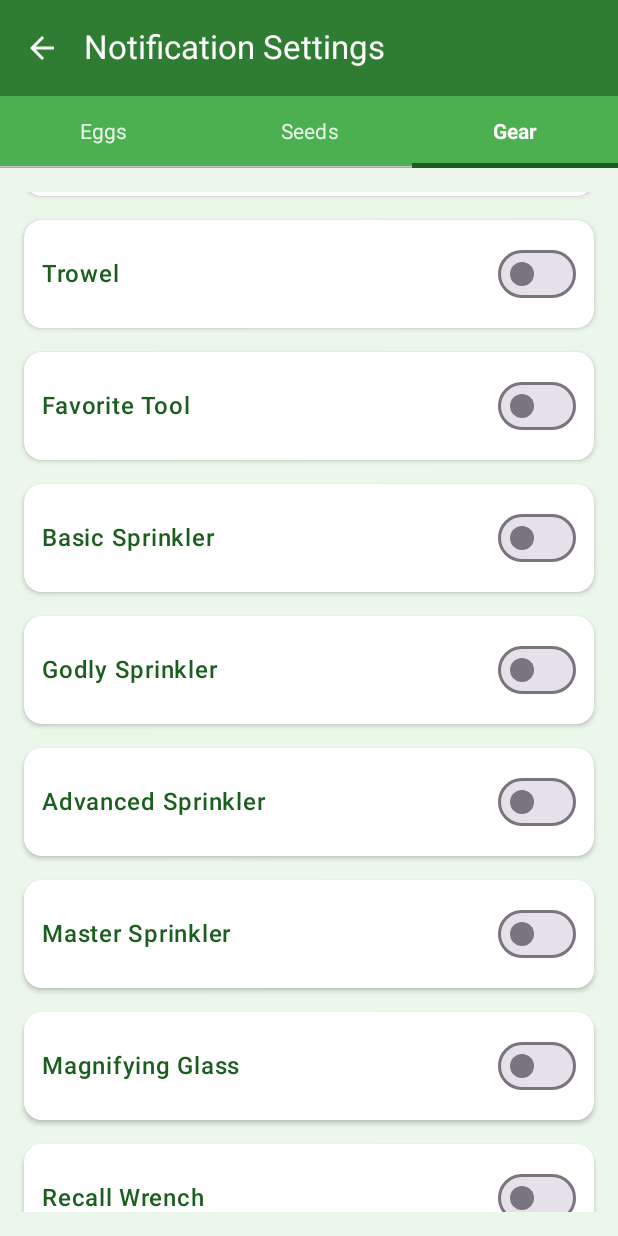
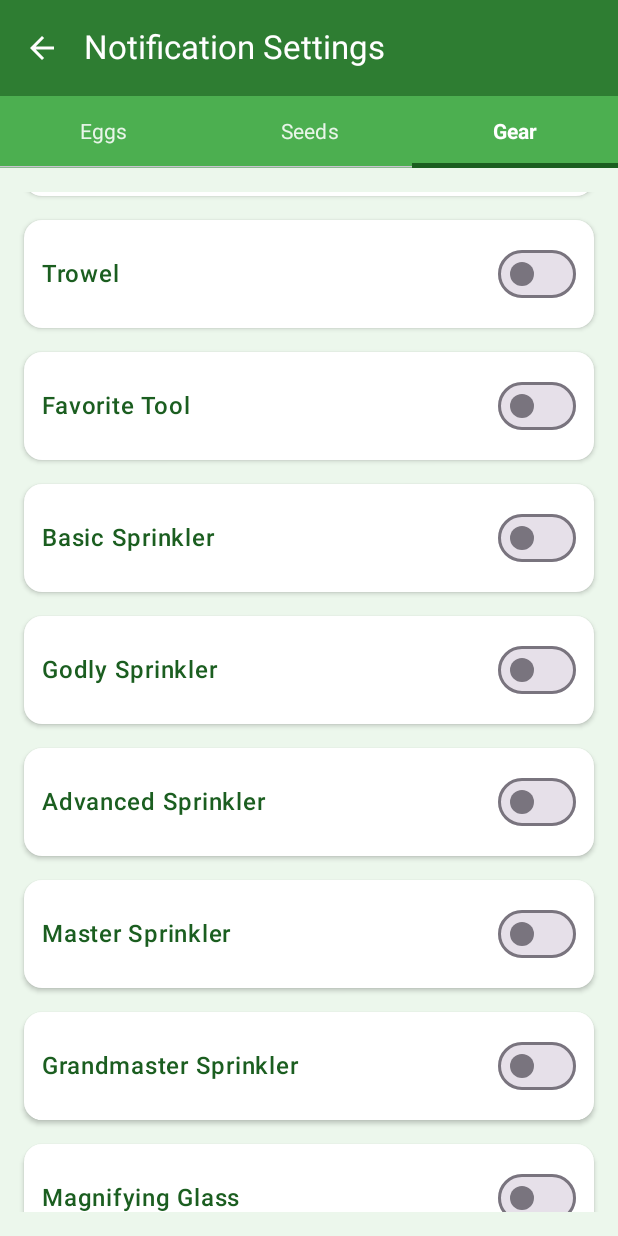
Before and after one commit to jonvicbarcenas/GAGgy, an Android app built with Jetpack Compose: the ListToggleScreen screen opened through its navigation route, tab 3 chosen, scrolled down 476 dp, on a phone screen of 412 x 824 dp. Run offline under Robolectric (Android 15) with nearby library versions, the phone set to English and light mode, and no system bars; our stand-ins replace Firebase (no records; nobody signed in at launch, a user with empty details on screens opened directly).

Commit message:
Update version to 2.2.1 and add Grandmaster Sprinkler gear toggle

```diff
--- a/app/build.gradle.kts
+++ b/app/build.gradle.kts
@@ -13,7 +13,7 @@ android {
         minSdk = 24
         targetSdk = 34
         versionCode = 1
-        versionName = "2.2.0"
+        versionName = "2.2.1"
 
         testInstrumentationRunner = "androidx.test.runner.AndroidJUnitRunner"
         vectorDrawables {
--- a/app/src/main/java/com/dainsleif/gaggy/service/NotificationSoundService.kt
+++ b/app/src/main/java/com/dainsleif/gaggy/service/NotificationSoundService.kt
@@ -189,6 +189,7 @@ class NotificationSoundService(private val context: Context) {
             currentGear["Godly Sprinkler"] = gearData.items.filter { it.name == "Godly Sprinkler" }
             currentGear["Advanced Sprinkler"] = gearData.items.filter { it.name == "Advanced Sprinkler" }
             currentGear["Master Sprinkler"] = gearData.items.filter { it.name == "Master Sprinkler" }
+            currentGear["Grandmaster Sprinkler"] = gearData.items.filter { it.name == "Grandmaster Sprinkler" }
             currentGear["Magnifying Glass"] = gearData.items.filter { it.name == "Magnifying Glass" }
             currentGear["Recall Wrench"] = gearData.items.filter { it.name == "Recall Wrench" }
             currentGear["Harvest Tool"] = gearData.items.filter { it.name == "Harvest Tool" }
--- a/app/src/main/java/com/dainsleif/gaggy/ui/screens/ListToggleScreen.kt
+++ b/app/src/main/java/com/dainsleif/gaggy/ui/screens/ListToggleScreen.kt
@@ -251,6 +251,7 @@ fun GearNotificationsTab(context: Context, scrollState: androidx.compose.foundat
             GearToggleItem(name = "Godly Sprinkler", context = context)
             GearToggleItem(name = "Advanced Sprinkler", context = context)
             GearToggleItem(name = "Master Sprinkler", context = context)
+            GearToggleItem(name = "Grandmaster Sprinkler", context = context)
             GearToggleItem(name = "Magnifying Glass", context = context)
             GearToggleItem(name = "Recall Wrench", context = context)
             GearToggleItem(name = "Harvest Tool", context = context)
```
Also changed, not shown: 1 other file. Lines whose indentation alone changed are shown as unchanged.
